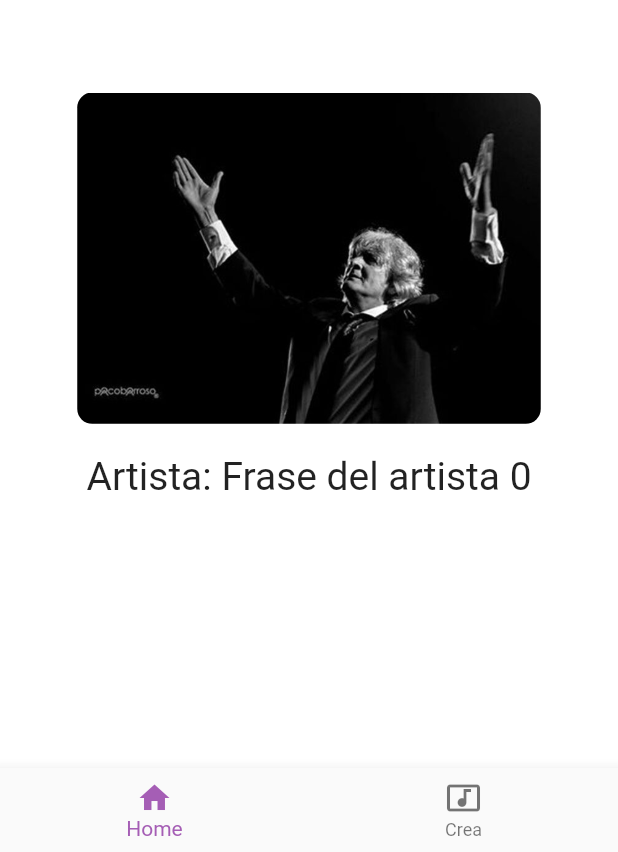
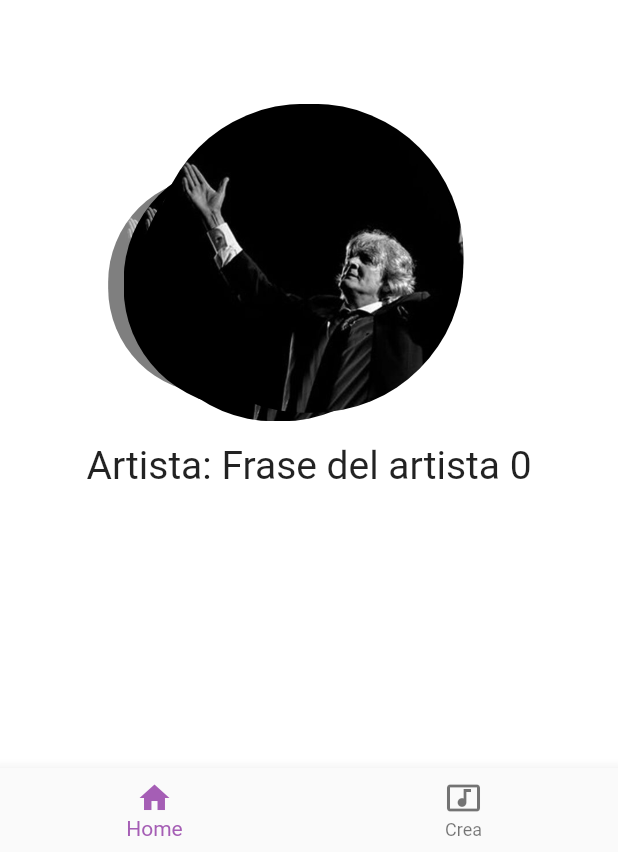
Before and after one commit to Harich93/TFG-IncrediClap, a Flutter app: the screen it shows after launch, on a phone screen of 412 x 824 dp, the part 384-1236 px from its top. Run offline on Flutter 3.47's test engine with Material 2 defaults, Android fonts, the phone set to English and light mode, and no system bars; drawn by our look-alikes of card_swiper; our stand-ins replace animate_do, just_audio, modal_bottom_sheet, shared_preferences; accounts and stored records are empty; network calls fail.

Commit message:
ClipRect fix

```diff
--- a/lib/widgets/home/home_card_swiper.dart
+++ b/lib/widgets/home/home_card_swiper.dart
@@ -1,3 +1,4 @@
+import 'package:animate_do/animate_do.dart';
 import 'package:card_swiper/card_swiper.dart';
 import 'package:flutter/material.dart';
 import 'package:incredibclap/models/audio_model.dart';
@@ -14,6 +15,7 @@ class CardSwiper extends StatelessWidget {
   @override
   Widget build(BuildContext context) {
 
+    int currentIndex = 0;
     final size = MediaQuery.of(context).size;
 
     if ( audios.isEmpty ) {
@@ -30,10 +32,11 @@ class CardSwiper extends StatelessWidget {
       width: double.infinity,
       height: size.height * 0.43,
       child: Swiper(
+        onIndexChanged: (val) => currentIndex = val ,
         itemCount: audios.length,
-        layout: SwiperLayout.DEFAULT,
-        itemWidth: size.width * 0.8,
-        itemHeight: size.height * 0.7,
+        layout: SwiperLayout.STACK,
+        itemWidth: size.width,
+        itemHeight: size.width,
         itemBuilder: ( _ , int index ){
 
           final audio = audios[index];
@@ -42,10 +45,10 @@ class CardSwiper extends StatelessWidget {
             mainAxisAlignment: MainAxisAlignment.center,
             children: [
               SizedBox(
-                width: size.width * .75,
-                // height: size.height * .27,
+                height: size.width * .5,
+                width: size.width * .5,
                 child: ClipRRect(
-                  borderRadius: BorderRadius.circular(10),
+                  borderRadius: BorderRadius.circular(100),
                   child: FadeInImage(
                     placeholder: const AssetImage('assets/artistas/loading.gif'),
                     image: AssetImage( audio.icon ),
@@ -53,8 +56,13 @@ class CardSwiper extends StatelessWidget {
                   ),
                 ),
               ),
-              SizedBox(height: 20),
-              Text('Artista: Frase del artista $index', style: TextStyle( fontSize: 26),)
+              const SizedBox(height: 20),
+
+              if(currentIndex == index)
+                FadeIn(
+                  duration: const Duration(milliseconds: 300),
+                  child: Text('Artista: Frase del artista $index', style: const TextStyle( fontSize: 26))
+                )
             ],
           );
         },
```
Also changed, not shown: lib/widgets/music/custom_button.dart (+7 -8 lines).
